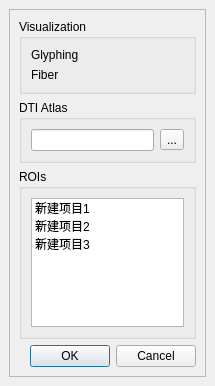
NIRALUser/DTIPrep, file gui/DiffusionCheckPanel.ui: the form before one commit.
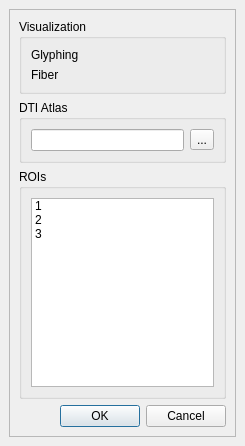
The form after the commit.

The edit to the form file:
```diff
--- a/gui/DiffusionCheckPanel.ui
+++ b/gui/DiffusionCheckPanel.ui
@@ -1,12 +1,12 @@
 <ui version="4.0" >
  <class>DiffusionCheckPanel</class>
- <widget class="QDockWidget" name="DiffusionCheckPanel" >
-  <property name="geometry" >
+ <widget class="QDockWidget" name="DiffusionCheckPanel">
+  <property name="geometry">
    <rect>
     <x>0</x>
     <y>0</y>
-    <width>215</width>
-    <height>386</height>
+    <width>245</width>
+    <height>446</height>
    </rect>
   </property>
   <property name="locale" >
@@ -15,28 +15,20 @@
   <property name="windowTitle" >
    <string>DiffusionCheck</string>
   </property>
-  <widget class="QWidget" name="dockWidgetContents" >
-   <property name="geometry" >
-    <rect>
-     <x>0</x>
-     <y>23</y>
-     <width>215</width>
-     <height>363</height>
-    </rect>
-   </property>
-   <layout class="QVBoxLayout" name="verticalLayout" >
+  <widget class="QWidget" name="dockWidgetContents">
+   <layout class="QVBoxLayout" name="verticalLayout">
     <item>
      <widget class="QScrollArea" name="scrollArea" >
       <property name="widgetResizable" >
        <bool>true</bool>
       </property>
-      <widget class="QWidget" name="scrollAreaWidgetContents" >
-       <property name="geometry" >
+      <widget class="QWidget" name="scrollAreaWidgetContents">
+       <property name="geometry">
         <rect>
          <x>0</x>
          <y>0</y>
-         <width>193</width>
-         <height>341</height>
+         <width>217</width>
+         <height>392</height>
         </rect>
        </property>
        <layout class="QVBoxLayout" name="verticalLayout_2" >
@@ -95,18 +87,18 @@
            <item>
             <widget class="QListWidget" name="listWidget" >
              <item>
-              <property name="text" >
-               <string>新建项目1</string>
+              <property name="text">
+               <string>1</string>
               </property>
              </item>
              <item>
-              <property name="text" >
-               <string>新建项目2</string>
+              <property name="text">
+               <string>2</string>
               </property>
              </item>
              <item>
-              <property name="text" >
-               <string>新建项目3</string>
+              <property name="text">
+               <string>3</string>
               </property>
              </item>
             </widget>
```
Left out of the diff: 55 changed lines with no effect on the pictures.
